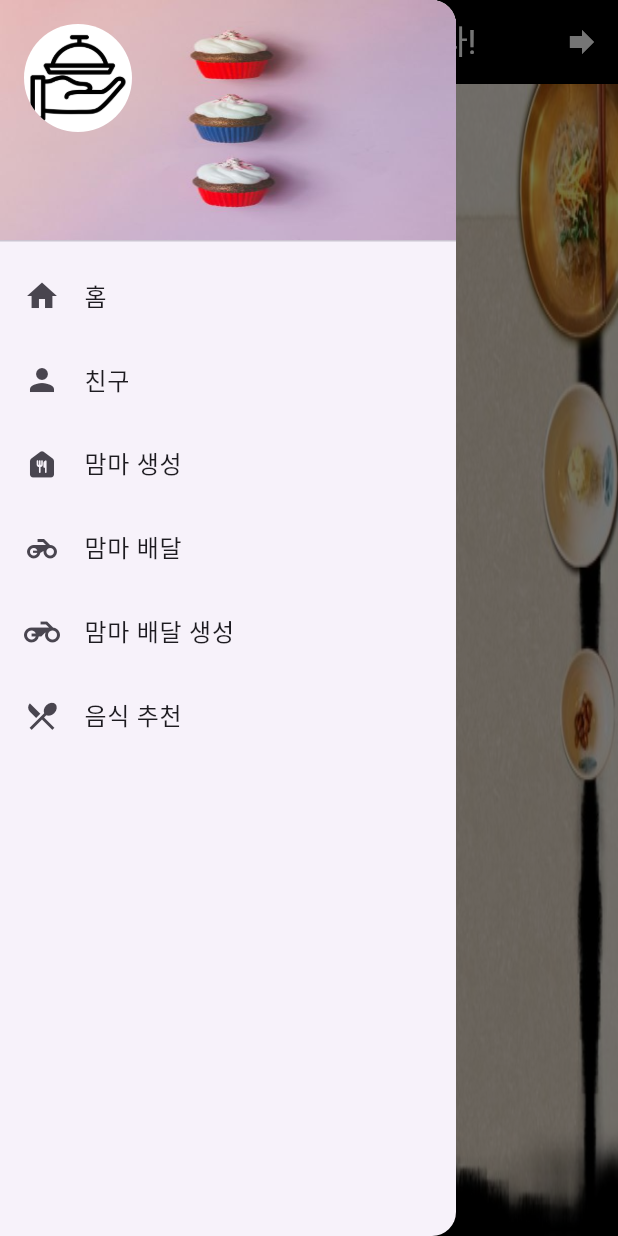
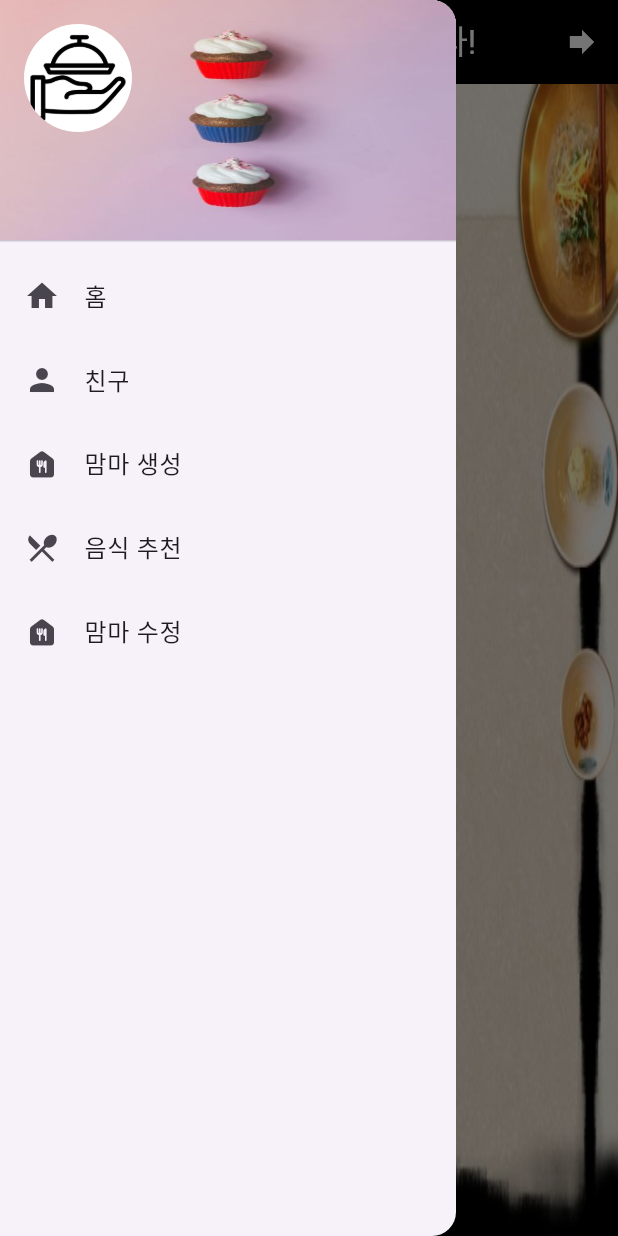
Before and after one commit to Dansot4891/FoodFriend, a Flutter app: the Home screen opened directly with empty values, with the side drawer open, on a phone screen of 412 x 824 dp. Run offline on Flutter 3.47's test engine with Material 3 defaults, Android fonts, the phone set to English and light mode, and no system bars; our stand-ins replace cloud_firestore, firebase_auth, firebase_core, get; accounts and stored records are empty.

Commit message:
union 함수 수정 코드 추가 및 파이어베이스 데이터 관련 함수 수정

```diff
--- a/lib/config/class.dart
+++ b/lib/config/class.dart
@@ -43,9 +43,10 @@ class Union{
   String number;
   final String time;
   final String place;
+  final String userid;
 
 
-  Union({required this.type, required this.title, required this.max, required this.number, required this.time, required this.place});
+  Union({required this.type, required this.title, required this.max, required this.number, required this.time, required this.place, required this.userid});
 
   factory Union.fromJson(Map<String, dynamic> json) {
     return Union(
@@ -55,6 +56,7 @@ class Union{
       number: json["number"],
       time: json["time"],
       place: json["place"],
+      userid: json["userid"],
     );
   }
   Map<String, dynamic> toJson() {
@@ -65,6 +67,7 @@ class Union{
       "number": number,
       "time": time,
       "place": place,
+      "userid": userid,
     };
   }
   Union.fromQuerySnapshot(QueryDocumentSnapshot<Map<String, dynamic>> snapshot)
@@ -74,5 +77,6 @@ class Union{
         max= snapshot["max"],
         number= snapshot["number"],
         time= snapshot["time"],
-        place= snapshot["place"];
+        place= snapshot["place"],
+        userid= snapshot["userid"];
 }
--- a/lib/screens/friends.dart
+++ b/lib/screens/friends.dart
@@ -1,7 +1,12 @@
 import 'package:flutter/material.dart';
+import 'package:food_friend/config/server.dart';
 import 'package:food_friend/main.dart';
+import 'package:food_friend/config/class.dart';
 
 class Friends extends StatelessWidget {
+
+  List<FFUser> friends = [];
+
   @override
   Widget build(BuildContext context) {
     return Scaffold(
--- a/lib/screens/home.dart
+++ b/lib/screens/home.dart
@@ -10,6 +10,7 @@ import 'package:food_friend/screens/login.dart';
 import 'package:food_friend/screens/mkdelivery.dart';
 import 'package:food_friend/screens/mkgroup.dart';
 import 'package:food_friend/screens/recommendation.dart';
+import 'package:food_friend/screens/revise.dart';
 import 'package:food_friend/widget/widget.dart';
 import 'package:get/get.dart';
 
@@ -21,16 +22,10 @@ class Home extends StatefulWidget {
 }
 
 class _HomeState extends State<Home> {
-  final List<String> allCategories = ['일식', '양식', '한식', '중식'];
+  final List<String> allCategories = ['일식', '양식', '한식', '중식', '배달'];
   final String username = Get.arguments[0];
   final String userdep = Get.arguments[1];
-
-  Map<String, List<Mainscreen>> categoryToFoodMap = {
-    '일식': [],
-    '양식': [],
-    '한식': [],
-    '중식': [],
-  };
+  final String userid = Get.arguments[2];
 
   String selectedCategory = '한식';
 
@@ -126,40 +121,46 @@ class _HomeState extends State<Home> {
               leading: Icon(Icons.person),
               title: Text('친구'),
               onTap: () {
-                Navigator.push(context,
-                    MaterialPageRoute(builder: (context) => Friends()));
+                Get.to(() => Friends(), arguments: userid);
               },
             ),
             ListTile(
               leading: Icon(Icons.food_bank_rounded),
               title: Text('맘마 생성'),
               onTap: () {
-                Navigator.push(context,
-                    MaterialPageRoute(builder: (context) => Mkgroup()));
+                print(userid);
+                Get.to(() => Mkgroup(), arguments: userid);
               },
             ),
-            ListTile(
-              leading: Icon(Icons.motorcycle),
-              title: Text('맘마 배달'),
-              onTap: () {
-                Navigator.push(context,
-                    MaterialPageRoute(builder: (context) => delivery()));
-              },
-            ),
-            ListTile(
-              leading: Icon(Icons.motorcycle_sharp),
-              title: Text('맘마 배달 생성'),
-              onTap: () {
-                Navigator.push(context,
-                    MaterialPageRoute(builder: (context) => mkdelivery()));
-              },
-            ),
+            // ListTile(
+            //   leading: Icon(Icons.motorcycle),
+            //   title: Text('맘마 배달'),
+            //   onTap: () {
+            //     Navigator.push(context,
+            //         MaterialPageRoute(builder: (context) => delivery()));
+            //   },
+            // ),
+            // ListTile(
+            //   leading: Icon(Icons.motorcycle_sharp),
+            //   title: Text('맘마 배달 생성'),
+            //   onTap: () {
+            //     Navigator.push(context,
+            //         MaterialPageRoute(builder: (context) => mkdelivery()));
+            //   },
+            // ),
             ListTile(
               leading: Icon(Icons.local_dining),
               title: Text('음식 추천'),
               onTap: () {
                 Navigator.push(context,
                     MaterialPageRoute(builder: (context) => recommendation()));
+              },
+            ),
+            ListTile(
+              leading: Icon(Icons.food_bank_rounded),
+              title: Text('맘마 수정'),
+              onTap: () {
+                Get.to(() => ReviseGroup(), arguments: userid);
               },
             ),
           ],
@@ -248,6 +249,8 @@ class _HomeState extends State<Home> {
         return 'assets/koreaback.jpg';
       case '중식':
         return 'assets/chinaback.jpg';
+      case '배달':
+        return 'assets/deliveryback.jpg';
       default:
         return 'assets/background.jpg';
     }
@@ -270,7 +273,12 @@ class _HomeState extends State<Home> {
             "인원 : " + union.max + " / " + union.number, style: TextStyle(fontSize: 14),
           ),
           text3: Text("시간 : " + union.time, style: TextStyle(fontSize: 14),),
-          text4: Text("장소 : " + union.place, style: TextStyle(fontSize: 14),)));
+          text4: Text("장소 : " + union.place, style: TextStyle(fontSize: 14),),
+          text5: '참가',
+          onpressed: (){
+
+          },
+          ),);
     }
     homeData = data;
   }
--- a/lib/screens/login.dart
+++ b/lib/screens/login.dart
@@ -127,7 +127,7 @@ class _LoginState extends State<Login> {
       for (var user in users) {
         if (_idController.text == user.id && _pwController.text == user.password) {
           loginState = true;
-          Get.to(() => Home(), arguments: [user.name,user.dep]);
+          Get.to(() => Home(), arguments: [user.name, user.dep, user.id]);
           break;
         }
       }
--- a/lib/screens/signup.dart
+++ b/lib/screens/signup.dart
@@ -231,7 +231,7 @@ class _signupState extends State<signup> {
     return TextFormField(
       controller: _depController,
       decoration: const InputDecoration(
-        hintText: '학과를 입력해주세요.',
+        hintText: '학과를 입력해주세요. ex) 경영학과',
         border: OutlineInputBorder(),
       ),
       validator: depValidator,
```
Also changed, not shown: lib/config/server.dart (+15 -0 lines), lib/screens/mkgroup.dart (+4 -7 lines), lib/screens/revise.dart (added, +118 -0 lines), lib/screens/unioninfo.dart (added, +51 -0 lines), lib/widget/widget.dart (+9 -8 lines), assets/deliveryback.jpg (renamed from assets/recomend.png).
